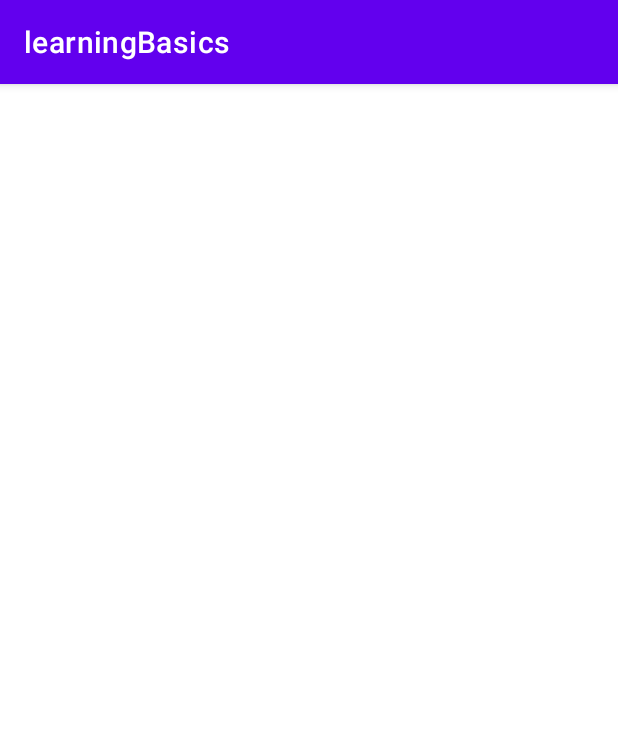
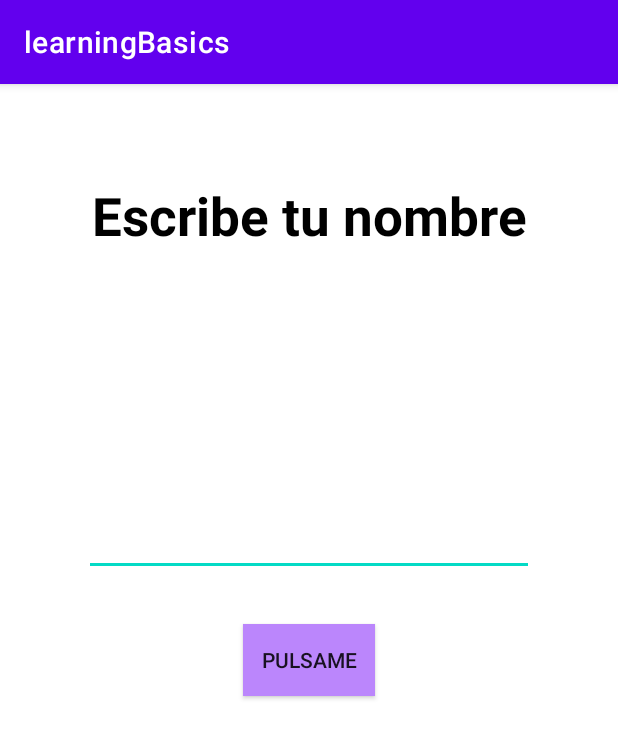
Before and after one commit to s4idl/learningBasicsKot, an Android app: the screen it shows after launch (FirstAppActivity), on a phone screen of 412 x 824 dp. Shown: the top 738 px of the screen. Run offline under Robolectric (Android 15) with nearby library versions, the phone set to English and light mode, and no system bars.

Commit message:
first part

```diff
--- a/app/src/main/res/layout/activity_first_app.xml
+++ b/app/src/main/res/layout/activity_first_app.xml
@@ -1,11 +1,45 @@
 <?xml version="1.0" encoding="utf-8"?>
-<androidx.constraintlayout.widget.ConstraintLayout
-    xmlns:android="http://schemas.android.com/apk/res/android"
+<androidx.constraintlayout.widget.ConstraintLayout xmlns:android="http://schemas.android.com/apk/res/android"
+    xmlns:app="http://schemas.android.com/apk/res-auto"
     xmlns:tools="http://schemas.android.com/tools"
-    xmlns:app="http://schemas.android.com/apk/res-auto"
-    android:id="@+id/main"
     android:layout_width="match_parent"
     android:layout_height="match_parent"
     tools:context=".firstapp.FirstAppActivity">
 
-  </androidx.constraintlayout.widget.ConstraintLayout>
+    <TextView
+        android:layout_width="wrap_content"
+        android:layout_height="wrap_content"
+        android:layout_marginTop="64dp"
+        android:text="Escribe tu nombre"
+        android:textColor="@color/black"
+        android:textSize="35sp"
+        android:textStyle="bold"
+        app:layout_constraintEnd_toEndOf="parent"
+        app:layout_constraintStart_toStartOf="parent"
+        app:layout_constraintTop_toTopOf="parent" />
+
+    <androidx.appcompat.widget.AppCompatEditText
+        android:id="@+id/etName"
+        android:layout_width="300dp"
+        android:layout_height="wrap_content"
+        android:layout_marginBottom="32dp"
+        android:maxLines="1"
+        android:singleLine="true"
+        app:layout_constraintBottom_toTopOf="@+id/btnStart"
+        app:layout_constraintEnd_toEndOf="parent"
+        app:layout_constraintStart_toStartOf="parent" />
+
+
+    <androidx.appcompat.widget.AppCompatButton
+        android:id="@+id/btnStart"
+        android:layout_width="wrap_content"
+        android:layout_height="wrap_content"
+        android:background="@color/purple_200"
+        android:text="Pulsame"
+        app:layout_constraintBottom_toBottomOf="parent"
+        app:layout_constraintEnd_toEndOf="parent"
+        app:layout_constraintStart_toStartOf="parent"
+        app:layout_constraintTop_toTopOf="parent" />
+
+
+</androidx.constraintlayout.widget.ConstraintLayout>
```
